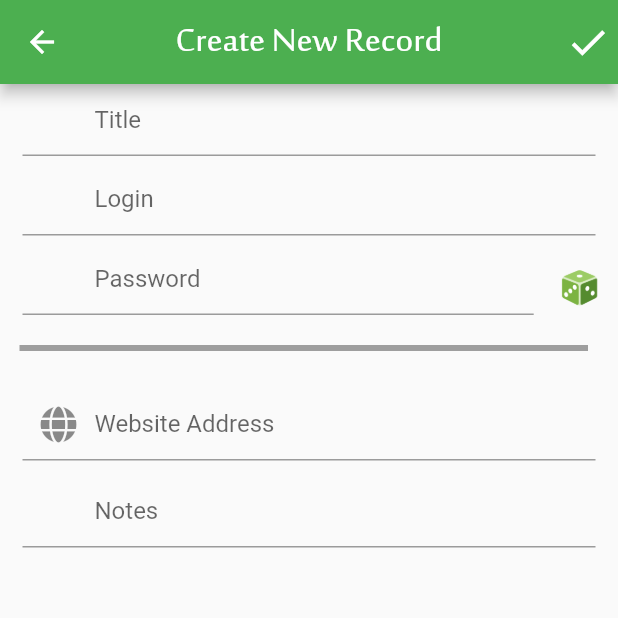
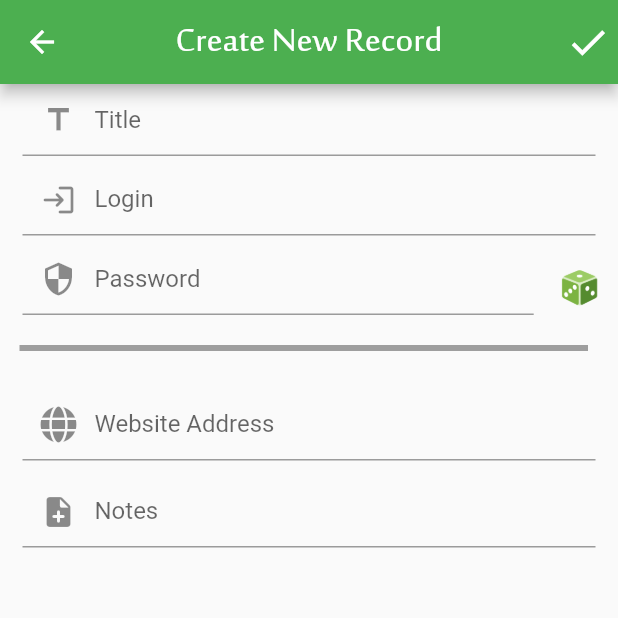
Before and after one commit to Ahtsham0715/passman, a Flutter app: the CreateRecord screen opened directly, on a phone screen of 412 x 824 dp, the top half of it. Run offline on Flutter 3.47's test engine with Material 2 defaults, Android fonts, the phone set to English and light mode, and no system bars; our stand-ins replace font_awesome_flutter, get, local_auth, material_design_icons_flutter.

Commit message:
record details page

```diff
--- a/lib/records/create_new_record_page.dart
+++ b/lib/records/create_new_record_page.dart
@@ -71,13 +71,33 @@ class _CreateRecordState extends State<CreateRecord>
       body: SingleChildScrollView(
         child: Column(
           children: [
-            customTextField('Title', false, null, _title, (val) {}, (val) {},
-                Get.width * 0.5, Get.height * 0.2, UnderlineInputBorder()),
+            customTextField(
+              'Title',
+              false,
+              null,
+              _title,
+              (val) {},
+              (val) {},
+              Get.width * 0.5,
+              Get.height * 0.2,
+              UnderlineInputBorder(),
+              pIcon: Icons.title_sharp,
+            ),
             SizedBox(
               height: 5.0,
             ),
-            customTextField('Login', false, null, _login, (val) {}, (val) {},
-                Get.width * 0.5, Get.height * 0.2, UnderlineInputBorder()),
+            customTextField(
+              'Login',
+              false,
+              null,
+              _login,
+              (val) {},
+              (val) {},
+              Get.width * 0.5,
+              Get.height * 0.2,
+              UnderlineInputBorder(),
+              pIcon: Icons.login_rounded,
+            ),
             SizedBox(
               height: 5.0,
             ),
@@ -95,10 +115,13 @@ class _CreateRecordState extends State<CreateRecord>
                     (val) {},
                     Get.width * 0.5,
                     Get.height * 0.2,
-                      UnderlineInputBorder(), onchanged: (val) {
+                    UnderlineInputBorder(),
+                    onchanged: (val) {
                       recordcontroller.progressBarValue(val);
                       recordcontroller.update();
-                  }),
+                    },
+                    pIcon: Icons.security,
+                  ),
                 ),
                 Expanded(
                   child: Padding(
@@ -327,6 +350,7 @@ class _CreateRecordState extends State<CreateRecord>
               Get.width * 0.5,
               Get.height * 0.2,
               UnderlineInputBorder(),
+              pIcon: Icons.note_add_rounded,
             ),
           ],
         ),
```
Also changed, not shown: lib/records/record_details_page.dart (+43 -28 lines). Lines whose indentation alone changed are shown as unchanged.
